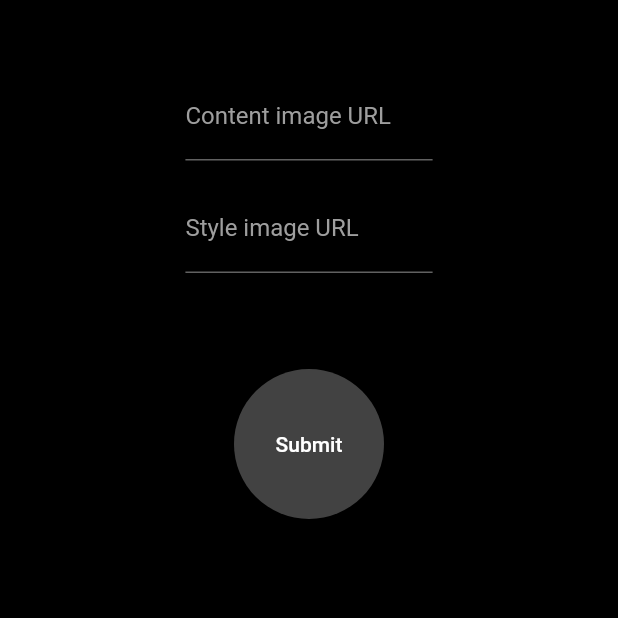
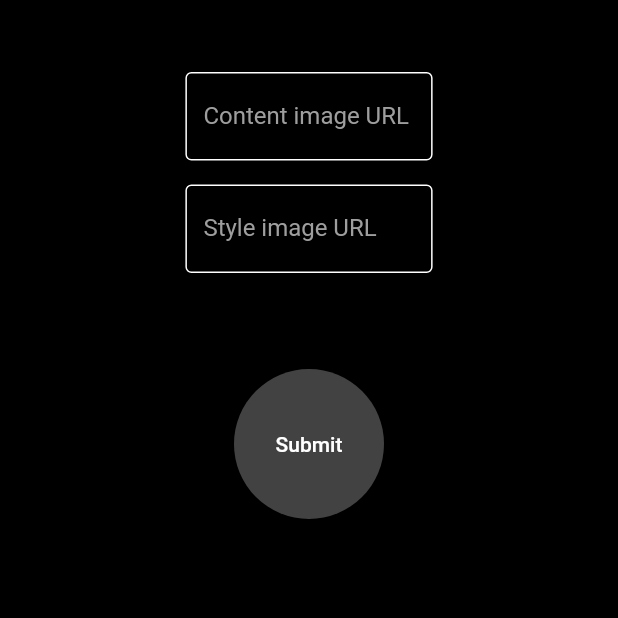
Before and after one commit to arthursfares/pastiche, a Flutter app: the screen it shows after launch, on a phone screen of 412 x 824 dp, the top half of it. Run offline on Flutter 3.47's test engine with Material 2 defaults, Android fonts, the phone set to English and light mode, and no system bars.

Commit message:
change text form field to use outline input border

```diff
--- a/app/lib/components/url_text_field.dart
+++ b/app/lib/components/url_text_field.dart
@@ -30,12 +30,18 @@ class _UrlTextFieldState extends State<UrlTextField> {
     return TextFormField(
       controller: widget.urlController,
       focusNode: _urlFocusNode,
+      cursorColor: Colors.white,
       decoration: InputDecoration(
         labelText: widget.labelText,
         floatingLabelStyle: const TextStyle(color: Colors.white),
         labelStyle: const TextStyle(color: Colors.grey),
-        // focusColor: Colors.white,
-        focusedBorder: const UnderlineInputBorder(
+        enabledBorder: const OutlineInputBorder(
+          borderSide: BorderSide(color: Colors.white),
+        ),
+        border: const OutlineInputBorder(
+          borderSide: BorderSide(color: Colors.white),
+        ),
+        focusedBorder: const OutlineInputBorder(
           borderSide: BorderSide(color: Colors.white),
         ),
       ),
```
